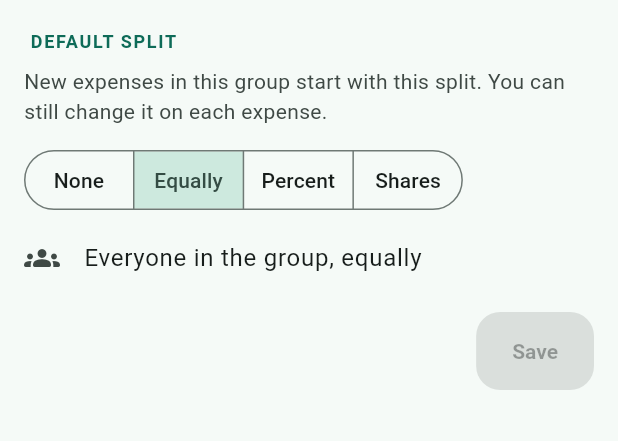
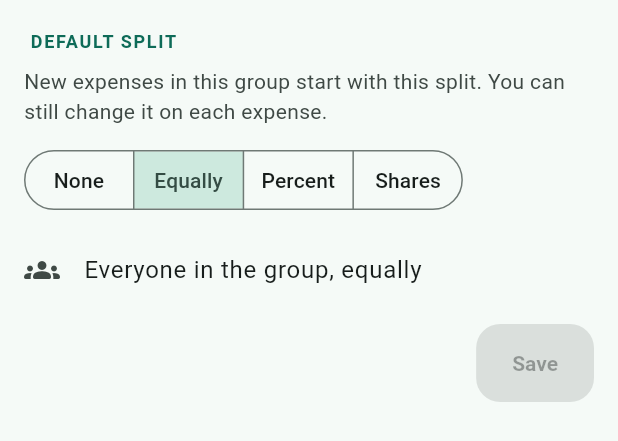
Before and after one commit to Hostworthy/SplitSpends, a Flutter app: the DefaultSplitSection widget shown alone on an empty page, opened directly with empty values, on a phone screen of 412 x 824 dp. Shown: the top 441 px of the screen. Run offline on Flutter 3.47's test engine with Material 3 defaults, Android fonts, the phone set to English and light mode, and no system bars; our stand-ins replace cupertino_ui, file_picker, fl_chart, flutter_riverpod, flutter_secure_storage, go_router and 6 more; missing offline and left inert: dart:js_interop; accounts and stored records are empty; Roboto replaces fonts that are missing (packages/splitspends/Inter).

Commit message:
Document default splits and custom categories
API.md describes Group.defaultSplit and its rules, the categories
endpoints, stats names and the extended import. FEATURES.md, MCP.md,
DEV.md and ADR-001 list the new capability and context. Also gives the
default split section some breathing room and wider value fields after
looking at it in the web build.

Co-Authored-By: Claude Opus 5.5 <noreply@anthropic.com>
Claude-Session: https://claude.ai/code/session_01KJtvZ6ndx6uY2iJdMR5na6

```diff
--- a/packages/client/lib/features/groups/presentation/default_split_section.dart
+++ b/packages/client/lib/features/groups/presentation/default_split_section.dart
@@ -115,13 +115,14 @@ class _DefaultSplitSectionState extends ConsumerState<DefaultSplitSection> {
                 onSelectionChanged: (v) => _form.setMethod(v.first),
               ),
             ),
+            const SizedBox(height: 8),
             if (method == SplitMethod.percent || method == SplitMethod.shares)
               for (final m in widget.group.members)
                 ListTile(
                   leading: UserAvatar(user: m),
                   title: Text(m.id == meId ? 'You' : m.displayName),
                   trailing: SizedBox(
-                    width: 120,
+                    width: 136,
                     child: DecimalField(
                       key: ValueKey('default-${method!.name}-${m.id}'),
                       initial: _form.values[m.id],
```
Also changed, not shown: 5 other files.
